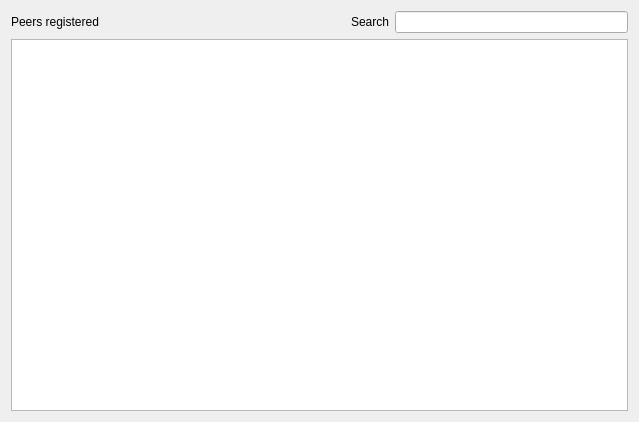
Before: the Qt Designer form galacteek/ui/peersmgr.ui in pinnaculum/galacteek, drawn with Qt 5.
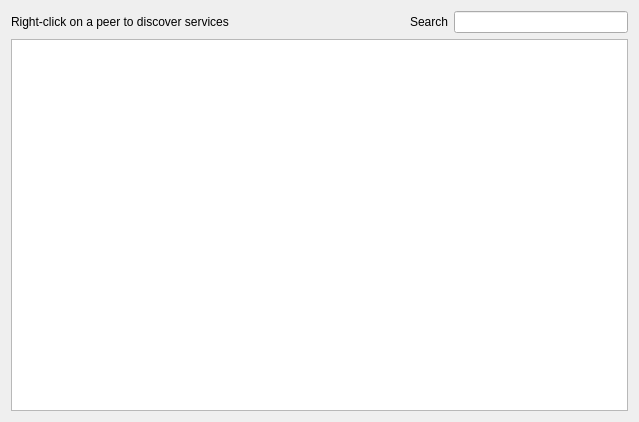
After: the same form once the commit is applied.

Patch:
```diff
--- a/galacteek/ui/peersmgr.ui
+++ b/galacteek/ui/peersmgr.ui
@@ -21,14 +21,7 @@
        <item>
         <widget class="QLabel" name="label">
          <property name="text">
-          <string>Peers registered</string>
-         </property>
-        </widget>
-       </item>
-       <item>
-        <widget class="QLabel" name="peersCountLabel">
-         <property name="text">
-          <string/>
+          <string>Right-click on a peer to discover services</string>
          </property>
         </widget>
        </item>
```
